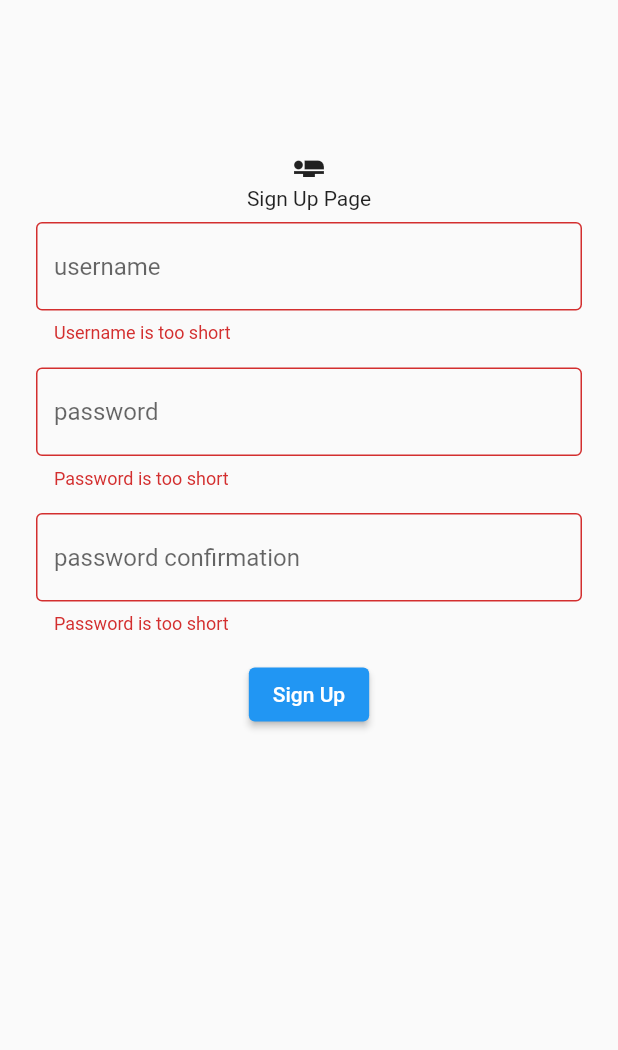
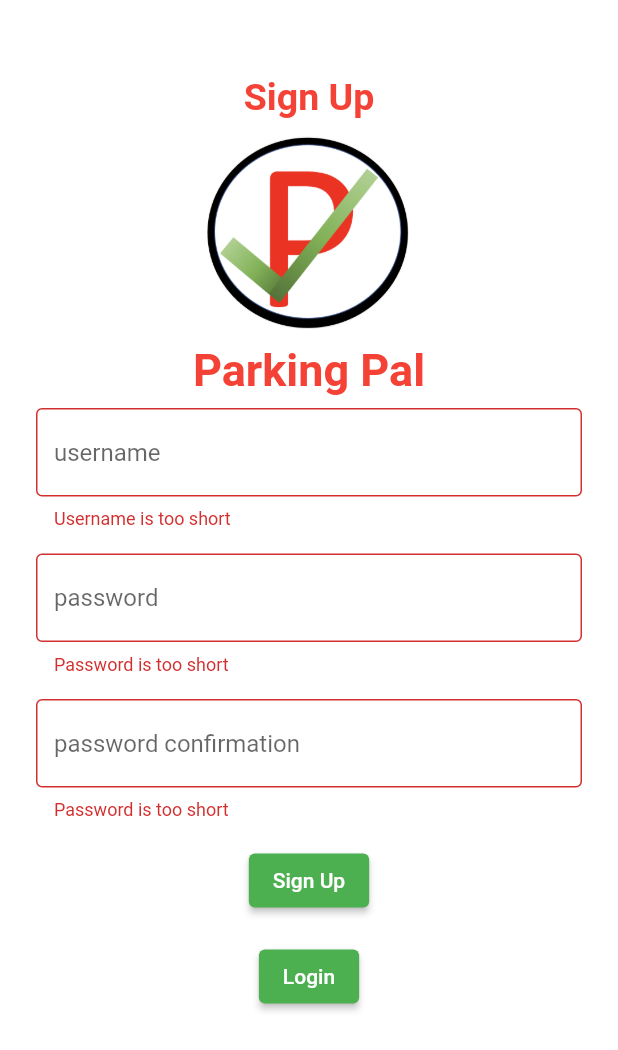
Before and after one commit to amantham20/ParkingPal, a Flutter app: the SignupPage screen opened directly, on a phone screen of 412 x 824 dp. Shown: the top 1050 px of the screen. Run offline on Flutter 3.47's test engine with Material 2 defaults, Android fonts, the phone set to English and light mode, and no system bars; our stand-ins replace firebase_auth, firebase_core; missing offline and left inert: latlng, map; accounts and stored records are empty.

Commit message:
sign up updated

```diff
--- a/lib/signup.dart
+++ b/lib/signup.dart
@@ -1,4 +1,8 @@
+// import 'dart:html';
+
 import 'package:flutter/material.dart';
+import 'package:parkingpal/globalvar.dart';
+import 'package:parkingpal/login.dart';
 
 class SignupPage extends StatefulWidget {
   const SignupPage({Key? key}) : super(key: key);
@@ -36,19 +40,26 @@ class _SignupPageState extends State<SignupPage> {
   @override
   Widget build(BuildContext context) {
     return Scaffold(
+      backgroundColor: Colors.white,
       /*
        * The code to build the label of the page at the top
        */
       body: Padding(
-        padding: const EdgeInsets.fromLTRB(16, 100, 16, 0),
+        padding: const EdgeInsets.fromLTRB(16, 50, 16, 0),
         child: Column(
           crossAxisAlignment: CrossAxisAlignment.center,
           children: [
-            const Icon(Icons.airline_seat_flat),
             const Text(
-              'Sign Up Page',
+              'Sign Up',
+              style: TextStyle(
+                  fontSize: 25, fontWeight: FontWeight.bold, color: Colors.red),
             ),
-
+            logo(150),
+            const Text(
+              'Parking Pal',
+              style: TextStyle(
+                  fontSize: 30, fontWeight: FontWeight.bold, color: Colors.red),
+            ),
             /*
              * The code to build the username entry of the page, top box
              */
@@ -73,6 +84,7 @@ class _SignupPageState extends State<SignupPage> {
                 controller: password1,
                 decoration: InputDecoration(
                     border: const OutlineInputBorder(),
+                    iconColor: Colors.black,
                     hintText: 'password',
                     errorText: errorMessages(1)),
               ),
@@ -99,6 +111,9 @@ class _SignupPageState extends State<SignupPage> {
             Padding(
               padding: const EdgeInsets.all(8.0),
               child: ElevatedButton(
+                style: ButtonStyle(
+                    backgroundColor:
+                        MaterialStateProperty.all<Color>(Colors.green)),
                 onPressed: () {
                   setState(() {
                     if (errorMessages(0) == null && errorMessages(1) == null) {
@@ -115,6 +130,22 @@ class _SignupPageState extends State<SignupPage> {
                 child: const Text('Sign Up'),
               ),
             ),
+
+            /*
+             * The code for the login button
+             */
+            Padding(
+              padding: const EdgeInsets.all(8.0),
+              child: ElevatedButton(
+                style: ButtonStyle(
+                    backgroundColor:
+                        MaterialStateProperty.all<Color>(Colors.green)),
+                onPressed: () {
+                  movePage(const LoginPage(), context);
+                },
+                child: const Text('Login'),
+              ),
+            ),
           ],
         ),
       ),
```
